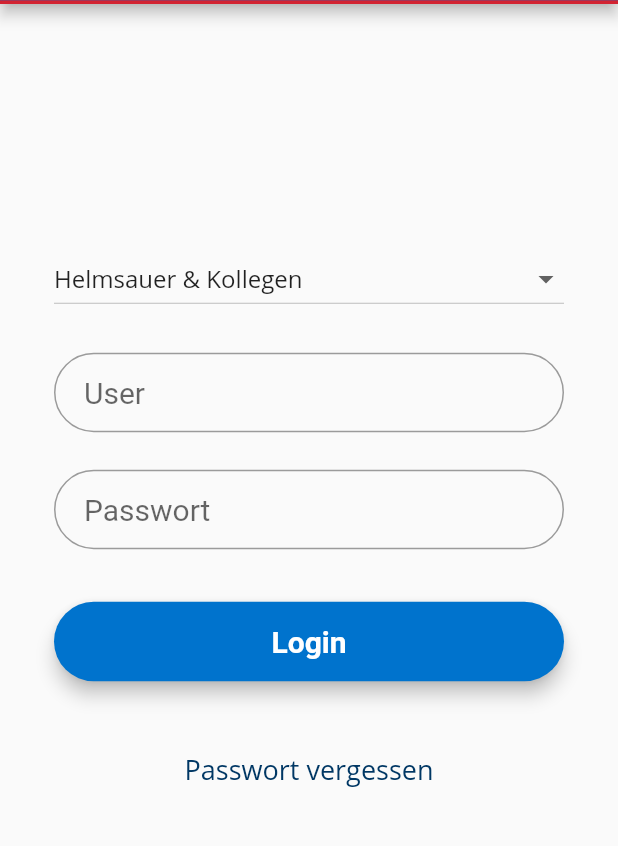
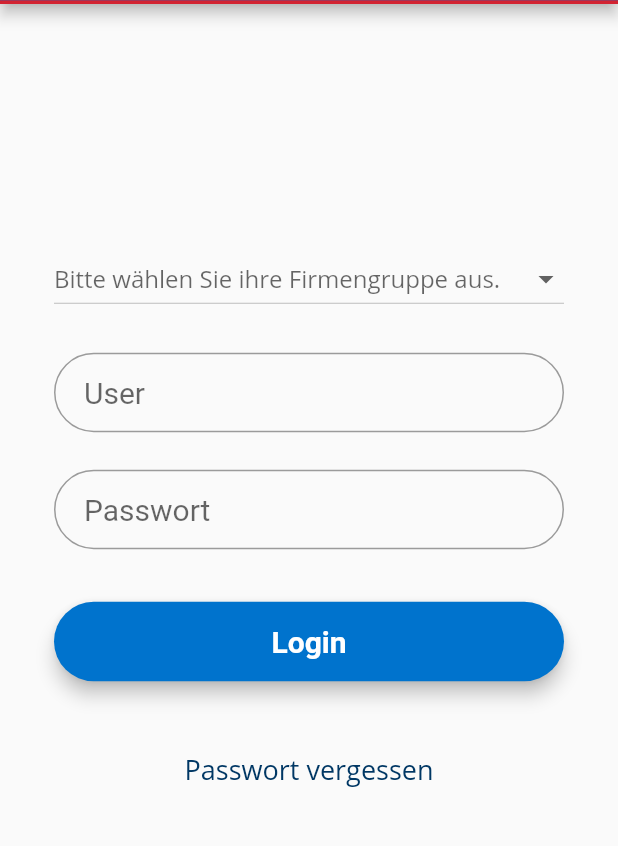
Before and after one commit to zitachera/myhelmsauer, a Flutter app: the screen it shows after launch, on a phone screen of 412 x 824 dp, the part 161-1007 px from its top. Run offline on Flutter 3.47's test engine with Material 2 defaults, Android fonts, the phone set to English and light mode, and no system bars; our stand-ins replace file_picker, flutter_secure_storage, flutter_svg, geolocator, image_picker, package_info_plus and 1 more; missing offline and left inert: pdf_render; Roboto replaces fonts that are missing (Montserrat).

Commit message:
Erzwinge Firmengruppenwahl beim Login.

```diff
--- a/app/lib/pages/login.dart
+++ b/app/lib/pages/login.dart
@@ -24,6 +24,9 @@ class _LoginPageState extends State<LoginPage> {
     return _LoginForm(
       login: (user, password, gruppe) => setState(() {
         loader = () async {
+          if (gruppe == null) {
+            return LoginResult(error: "Keine Firmengruppe ausgewählt!");
+          }
           return await Session.login(user, password, gruppe);
         }();
         loaderKey = UniqueKey();
@@ -129,7 +132,7 @@ class _LoginForm extends StatefulWidget {
   _LoginFormState createState() => _LoginFormState(login, lastUserName);
 }
 
-typedef _LoginFunc = void Function(String user, String password, String gruppe);
+typedef _LoginFunc = void Function(String user, String password, String? gruppe);
 
 class _LoginFormState extends State<_LoginForm> {
   TextStyle style = TextStyle(
@@ -139,8 +142,7 @@ class _LoginFormState extends State<_LoginForm> {
 
   String user = "";
   String password = "";
-  String gruppe = defaultgruppe;
-  static const defaultgruppe = "hk";
+  String? gruppe;
 
   final _LoginFunc login;
 
@@ -150,6 +152,7 @@ class _LoginFormState extends State<_LoginForm> {
   Widget build(BuildContext context) {
     final gruppeField = DropdownButton<String>(
       isExpanded: true,
+      hint: Text("Bitte wählen Sie ihre Firmengruppe aus."),
       items: FirmenGruppe.all
           .map(
             (fg) => DropdownMenuItem(
@@ -162,7 +165,7 @@ class _LoginFormState extends State<_LoginForm> {
           )
           .toList(),
       value: gruppe,
-      onChanged: (s) => setState(() => gruppe = s ?? defaultgruppe),
+      onChanged: (s) => setState(() => gruppe = s),
     );
 
     final userField = TextFormField(
```
Also changed, not shown: app/pubspec.lock.
